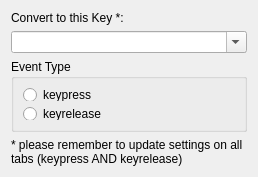
The window that Touché_Configuration/ToKey_cfg.ui (GuLinux/Touche) describes before a commit, drawn with Qt 5.
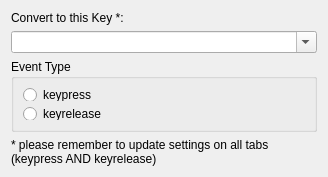
The same window after the commit.

Commit message: Enlarged dialog a bit Fix autoselection

What changed in the file:
```diff
--- a/Touché_Configuration/ToKey_cfg.ui
+++ b/Touché_Configuration/ToKey_cfg.ui
@@ -6,8 +6,8 @@
    <rect>
     <x>0</x>
     <y>0</y>
-    <width>258</width>
-    <height>175</height>
+    <width>328</width>
+    <height>156</height>
    </rect>
   </property>
   <property name="windowTitle">
@@ -33,6 +33,9 @@
      <property name="title">
       <string extracomment="ToKey conf dialog: label for groupButton">Event Type</string>
      </property>
+     <property name="flat">
+      <bool>false</bool>
+     </property>
      <layout class="QVBoxLayout" name="verticalLayout">
       <item>
        <widget class="QRadioButton" name="cfg_eventtype_keypress">
@@ -51,16 +54,6 @@
      </layout>
     </widget>
    </item>
-   <item>
-    <widget class="QLabel" name="label_2">
-     <property name="text">
-      <string>* please remember to update settings on all tabs (keypress AND keyrelease)</string>
-     </property>
-     <property name="wordWrap">
-      <bool>true</bool>
-     </property>
-    </widget>
-   </item>
    <item>
     <spacer name="verticalSpacer">
      <property name="orientation">
@@ -74,6 +67,16 @@
      </property>
     </spacer>
    </item>
+   <item>
+    <widget class="QLabel" name="label_2">
+     <property name="text">
+      <string>* please remember to update settings on all tabs (keypress AND keyrelease)</string>
+     </property>
+     <property name="wordWrap">
+      <bool>true</bool>
+     </property>
+    </widget>
+   </item>
   </layout>
  </widget>
  <resources/>
```
The commit also changes 3 other files.
